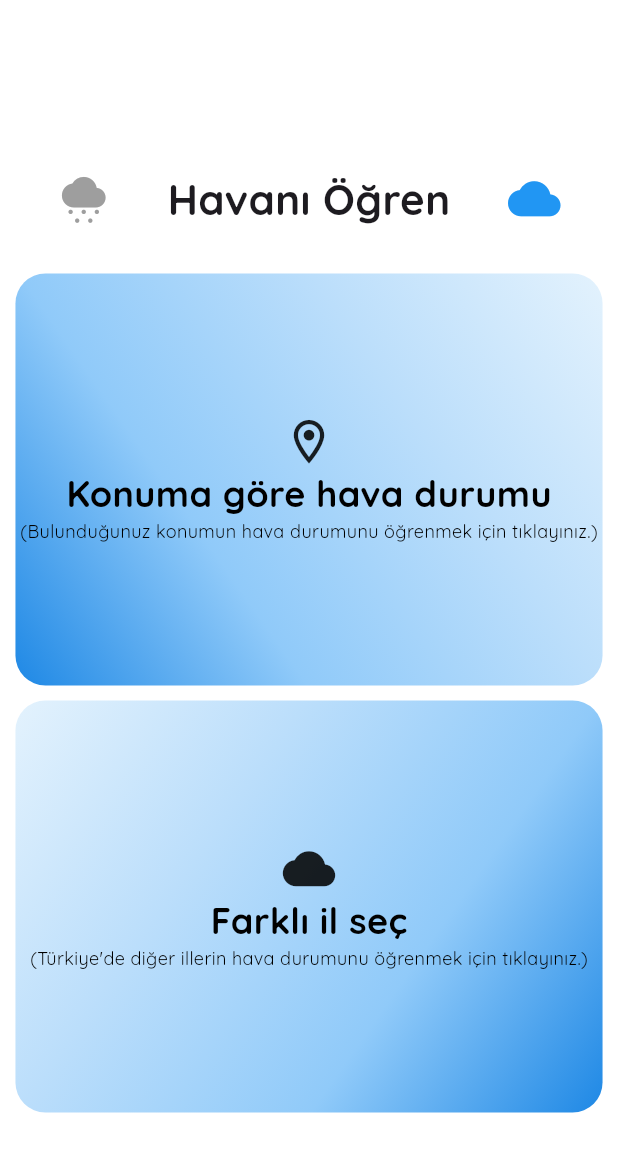
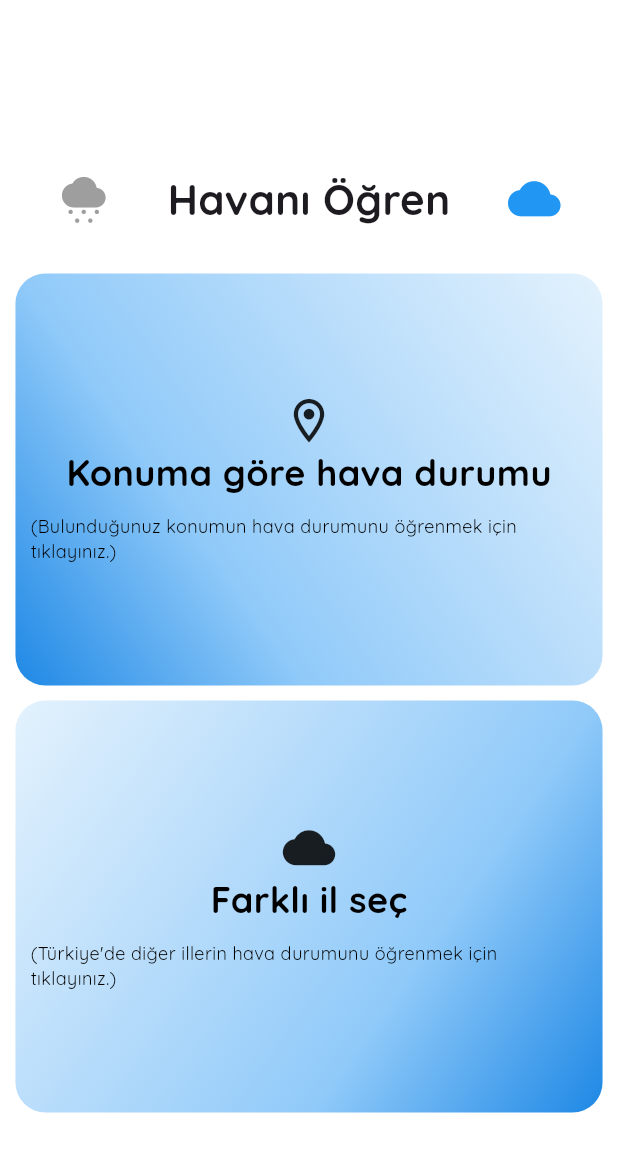
Before and after one commit to yusufgokhankuyu/Weather_App_Flutter, a Flutter app: the screen it shows after launch, on a phone screen of 412 x 824 dp. Shown: the top 1152 px of the screen. Run offline on Flutter 3.47's test engine with Material 3 defaults, Android fonts, the phone set to English and light mode, and no system bars; our stand-ins replace animated_splash_screen, geocoding, geolocator, google_fonts, lottie.

Commit message:
Bug fix and design improvements

```diff
--- a/lib/screens/locationAndCityPage.dart
+++ b/lib/screens/locationAndCityPage.dart
@@ -58,6 +58,7 @@ class _LocationPageState extends State<LocationPage> {
                     getLocation();
                   },
                   child: Container(
+                    padding: const EdgeInsets.all(10),
                     alignment: Alignment.center,
                     decoration: BoxDecoration(
                       borderRadius: BorderRadius.circular(20),
@@ -88,6 +89,9 @@ class _LocationPageState extends State<LocationPage> {
                               fontSize: 24,
                               fontWeight: FontWeight.bold),
                         ),
+                        const SizedBox(
+                          height: 10,
+                        ),
                         Text(
                           "(Bulunduğunuz konumun hava durumunu öğrenmek için tıklayınız.)",
                           style: GoogleFonts.quicksand(
@@ -111,6 +115,7 @@ class _LocationPageState extends State<LocationPage> {
                     );
                   },
                   child: Container(
+                    padding: const EdgeInsets.all(10),
                     alignment: Alignment.center,
                     decoration: BoxDecoration(
                       borderRadius: BorderRadius.circular(20),
@@ -134,11 +139,16 @@ class _LocationPageState extends State<LocationPage> {
                           Icons.cloud_sharp,
                           size: 35,
                         ),
-                        Text("Farklı il seç",
-                            style: GoogleFonts.quicksand(
-                                fontSize: 24,
-                                fontWeight: FontWeight.bold,
-                                color: Colors.black)),
+                        Text(
+                          "Farklı il seç",
+                          style: GoogleFonts.quicksand(
+                              fontSize: 24,
+                              fontWeight: FontWeight.bold,
+                              color: Colors.black),
+                        ),
+                        const SizedBox(
+                          height: 10,
+                        ),
                         Text(
                           "(Türkiye'de diğer illerin hava durumunu öğrenmek için tıklayınız.)",
                           style: GoogleFonts.quicksand(
```
Also changed, not shown: lib/screens/weatherDetail2.dart (+40 -32 lines).
